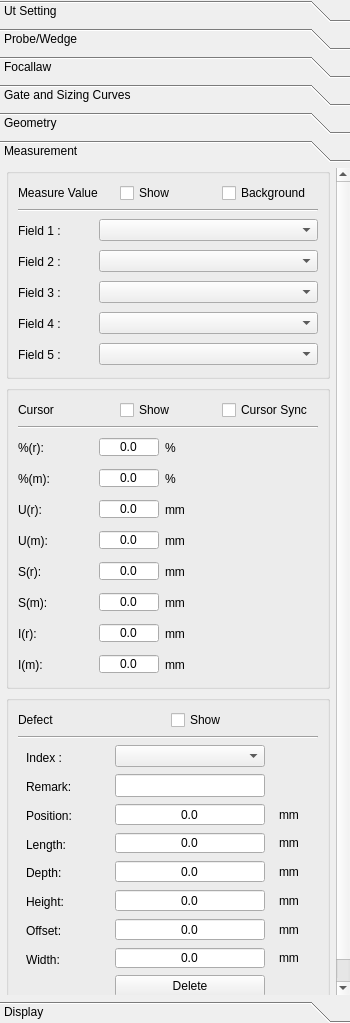
Above: phascan_view/ui/DopplerGroupTab.ui from qinxingying/hello-word before the change. Below: the same form after it.
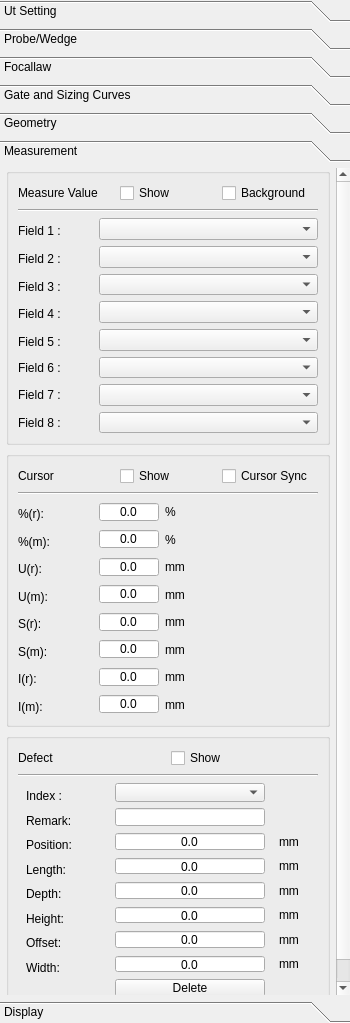
That is the form after the change. Icons and pictures are not drawn. Custom widgets are drawn as their Qt base class.

The edit to the form file:
```diff
--- a/phascan_view/ui/DopplerGroupTab.ui
+++ b/phascan_view/ui/DopplerGroupTab.ui
@@ -7357,6 +7357,26 @@
                 <property name="sizeConstraint">
                  <enum>QLayout::SetDefaultConstraint</enum>
                 </property>
+                <item row="6" column="1">
+                 <widget class="QComboBox" name="ComField7"/>
+                </item>
+                <item row="6" column="0">
+                 <widget class="QLabel" name="label_17">
+                  <property name="text">
+                   <string>Field 7 :</string>
+                  </property>
+                 </widget>
+                </item>
+                <item row="5" column="1">
+                 <widget class="QComboBox" name="ComField6"/>
+                </item>
+                <item row="5" column="0">
+                 <widget class="QLabel" name="LabelField6">
+                  <property name="text">
+                   <string>Field 6 :</string>
+                  </property>
+                 </widget>
+                </item>
                 <item row="0" column="0">
                  <widget class="QLabel" name="LabelField1">
                   <property name="sizePolicy">
@@ -7467,6 +7487,16 @@
                 <item row="4" column="1">
                  <widget class="QComboBox" name="ComField5"/>
                 </item>
+                <item row="7" column="1">
+                 <widget class="QComboBox" name="ComField8"/>
+                </item>
+                <item row="7" column="0">
+                 <widget class="QLabel" name="label_25">
+                  <property name="text">
+                   <string>Field 8 :</string>
+                  </property>
+                 </widget>
+                </item>
                </layout>
               </item>
              </layout>
```
Left out of the diff: 36 changed lines with no effect on the pictures.
